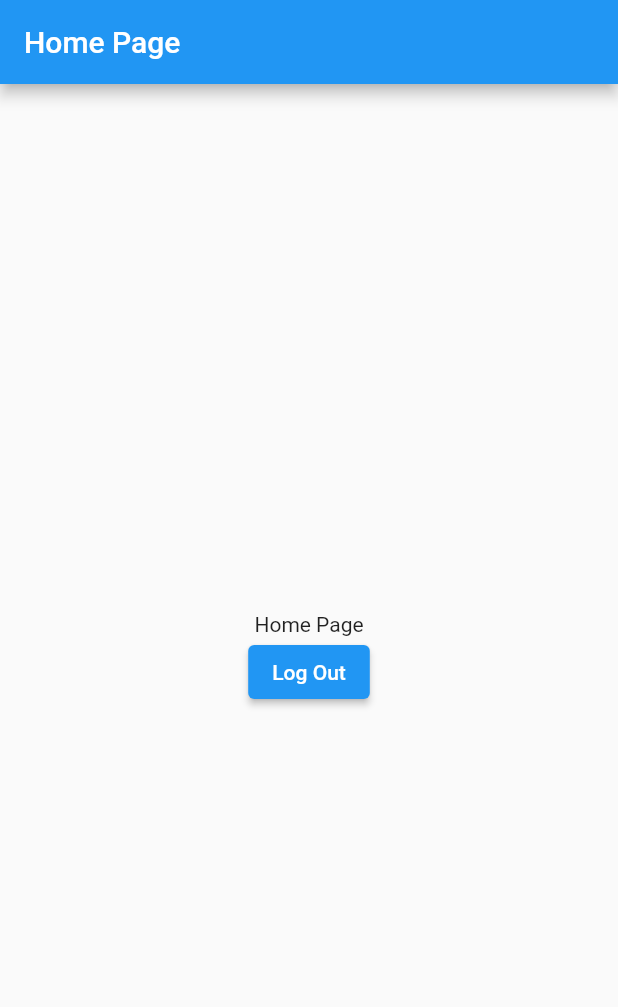
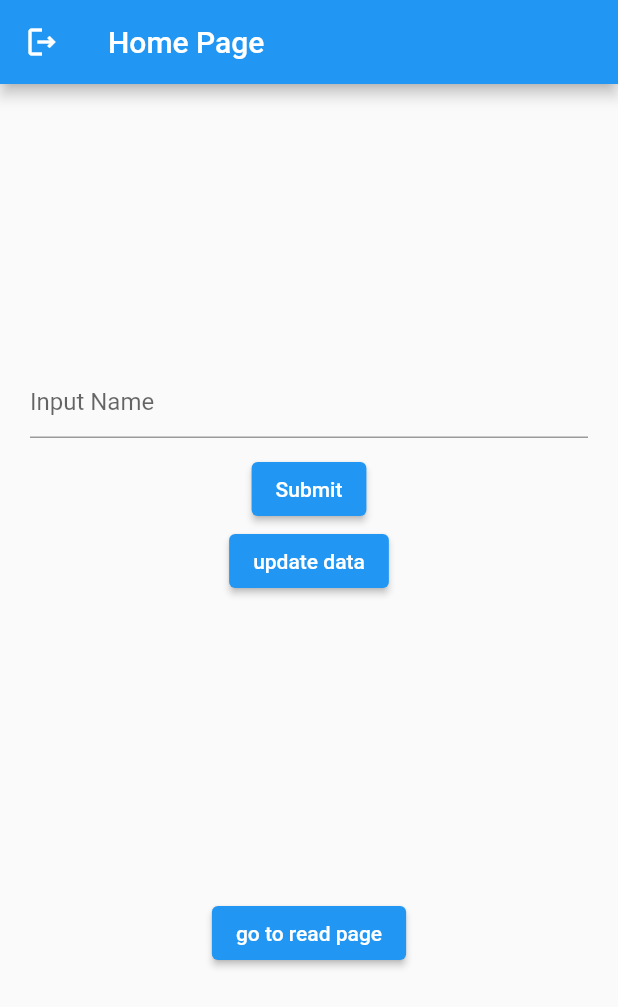
Before and after one commit to DiftaFitrahul/auth_crud_using_riverpod, a Flutter app: the screen it shows once a user with an empty profile is signed in, on a phone screen of 412 x 824 dp. Shown: the top 1007 px of the screen. Run offline on Flutter 3.47's test engine with Material 2 defaults, Android fonts, the phone set to English and light mode, and no system bars; our stand-ins replace email_validator, equatable, firebase_auth, firebase_core, firebase_database, flutter_riverpod and 1 more; accounts and stored records are empty.

Commit message:
feat: finish read data realtime database flutter

```diff
--- /dev/null
+++ b/lib/page/create_user.dart
@@ -0,0 +1,114 @@
+import 'dart:async';
+
+import 'package:firebase_database/firebase_database.dart';
+import 'package:flutter/material.dart';
+import 'package:flutter/src/widgets/framework.dart';
+import 'package:flutter/src/widgets/placeholder.dart';
+import 'package:flutter_riverpod/flutter_riverpod.dart';
+import 'package:learn_firebase_riverpod/page/read_user.dart';
+import 'package:learn_firebase_riverpod/providers/realtimedatabase_providers.dart';
+
+class CreateUser extends ConsumerStatefulWidget {
+  const CreateUser({super.key});
+
+  @override
+  ConsumerState<CreateUser> createState() => _CreateUserState();
+}
+
+class _CreateUserState extends ConsumerState<CreateUser> {
+  late TextEditingController _controller1;
+  bool validate = false;
+
+  @override
+  void initState() {
+    validate = true;
+    _controller1 = TextEditingController();
+
+    super.initState();
+  }
+
+  @override
+  void dispose() {
+    _controller1.dispose();
+    super.dispose();
+  }
+
+  @override
+  Widget build(BuildContext context) {
+    //final dataFood = ref.watch(realtimeDatabaseProvider).child('/food');
+
+    return Scaffold(
+      body: Center(
+        child: Column(
+          mainAxisAlignment: MainAxisAlignment.center,
+          children: [
+            Padding(
+              padding: const EdgeInsets.symmetric(horizontal: 20, vertical: 10),
+              child: TextField(
+                controller: _controller1,
+                decoration: InputDecoration(
+                    hintText: "Input Name",
+                    errorText: validate ? null : "input can't be empty"),
+              ),
+            ),
+            ElevatedButton(
+                onPressed: () {
+                  setState(() {
+                    _controller1.text.isEmpty
+                        ? validate = false
+                        : validate = true;
+                  });
+
+                  try {
+                    ref
+                        .watch(realtimeDatabaseProvider)
+                        .child('/orders')
+                        .push()
+                        .set({'name': _controller1.text, 'price': 27000}).then(
+                            (_) => const Text("berhasil tambah data"));
+                  } catch (e) {
+                    ScaffoldMessenger.of(context)
+                        .showSnackBar(SnackBar(content: Text(e.toString())));
+                  }
+                },
+                child: const Text("Submit")),
+            ElevatedButton(
+                onPressed: () {
+                  try {
+                    ref.read(realtimeDatabaseProvider).update({
+                      'food/price': 5000,
+                      'food/description':
+                          'The items are laptop, pc, and console',
+                      'food/number': 12,
+                      'anotherFood/price': 2000
+                    });
+                  } catch (e) {
+                    print(e);
+                  }
+                },
+                child: const Text('update data')),
+            const SizedBox(
+              height: 200,
+            ),
+            ElevatedButton(
+                onPressed: () {
+                  Navigator.push(
+                      context,
+                      MaterialPageRoute(
+                        builder: (context) => const ReadPage(),
+                      ));
+                },
+                child: const Text('go to read page'))
+          ],
+        ),
+      ),
+    );
+  }
+//  dataFood.set({
+//       'name': _controller1.text,
+//       'price': 120000,
+//     }).then((_) {
+//       ScaffoldMessenger.of(context).showSnackBar(
+//           const SnackBar(content: Text('Data berhasil ditambahkan')));
+//     });
+}
--- a/lib/page/home_page.dart
+++ b/lib/page/home_page.dart
@@ -1,30 +1,22 @@
 import 'package:flutter/material.dart';
 import 'package:flutter_riverpod/flutter_riverpod.dart';
+import 'package:learn_firebase_riverpod/page/create_user.dart';
 import 'package:learn_firebase_riverpod/providers/auth_provider.dart';
 
-class HomePage extends StatelessWidget {
+class HomePage extends ConsumerWidget {
   const HomePage({super.key});
 
   @override
-  Widget build(BuildContext context) {
+  Widget build(BuildContext context, WidgetRef ref) {
     return Scaffold(
-      appBar: AppBar(
-        title: const Text('Home Page'),
-      ),
-      body: Center(
-        child: Column(
-          mainAxisAlignment: MainAxisAlignment.center,
-          children: [
-            const Text('Home Page'),
-            Consumer(
-                builder: (context, ref, child) => ElevatedButton(
-                    onPressed: () async {
-                      await ref.read(authServiceProvider).signOut();
-                    },
-                    child: const Text("Log Out")))
-          ],
+        appBar: AppBar(
+          title: const Text('Home Page'),
+          leading: IconButton(
+              onPressed: () async {
+                await ref.read(authServiceProvider).signOut();
+              },
+              icon: const Icon(Icons.logout_outlined)),
         ),
-      ),
-    );
+        body: const CreateUser());
   }
 }
```
Also changed, not shown: lib/page/read_user.dart (added, +58 -0 lines), 2 other files.
